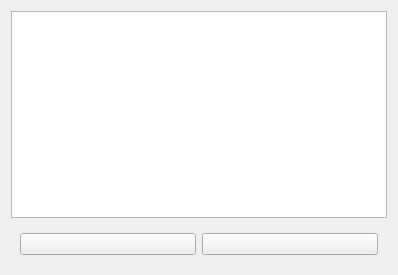
First picture: the form in template/uic/task.ui, repository panzergame/dxfplotter, before the edit.
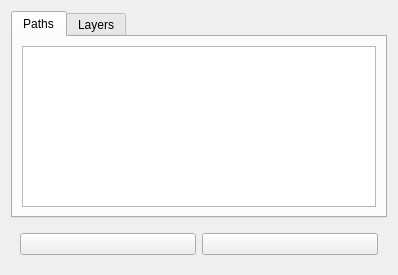
Second picture: the form after the edit. Icons and pictures are not drawn.

Commit message: feat: add paths tab and layers tab

Patch:
```diff
--- a/template/uic/task.ui
+++ b/template/uic/task.ui
@@ -27,25 +27,38 @@
   </property>
   <layout class="QVBoxLayout" name="verticalLayout">
    <item>
-    <widget class="QTreeView" name="treeView">
-     <property name="selectionMode">
-      <enum>QAbstractItemView::ExtendedSelection</enum>
+    <widget class="QTabWidget" name="tabWidget">
+     <property name="currentIndex">
+      <number>0</number>
      </property>
-     <property name="selectionBehavior">
-      <enum>QAbstractItemView::SelectRows</enum>
-     </property>
-     <property name="headerHidden">
-      <bool>true</bool>
-     </property>
-     <attribute name="headerVisible">
-      <bool>false</bool>
-     </attribute>
-     <attribute name="headerCascadingSectionResizes">
-      <bool>false</bool>
-     </attribute>
-     <attribute name="headerDefaultSectionSize">
-      <number>55</number>
-     </attribute>
+     <widget class="QWidget" name="pathsTab">
+      <attribute name="title">
+       <string>Paths</string>
+      </attribute>
+      <layout class="QVBoxLayout" name="verticalLayout_2">
+       <item>
+        <widget class="QTreeView" name="pathsTreeView">
+         <property name="headerHidden">
+          <bool>true</bool>
+         </property>
+        </widget>
+       </item>
+      </layout>
+     </widget>
+     <widget class="QWidget" name="layersTab">
+      <attribute name="title">
+       <string>Layers</string>
+      </attribute>
+      <layout class="QVBoxLayout" name="verticalLayout_3">
+       <item>
+        <widget class="QTreeView" name="layersTreeView">
+         <property name="headerHidden">
+          <bool>true</bool>
+         </property>
+        </widget>
+       </item>
+      </layout>
+     </widget>
     </widget>
    </item>
    <item>
```
The commit also changes 3 other files.
